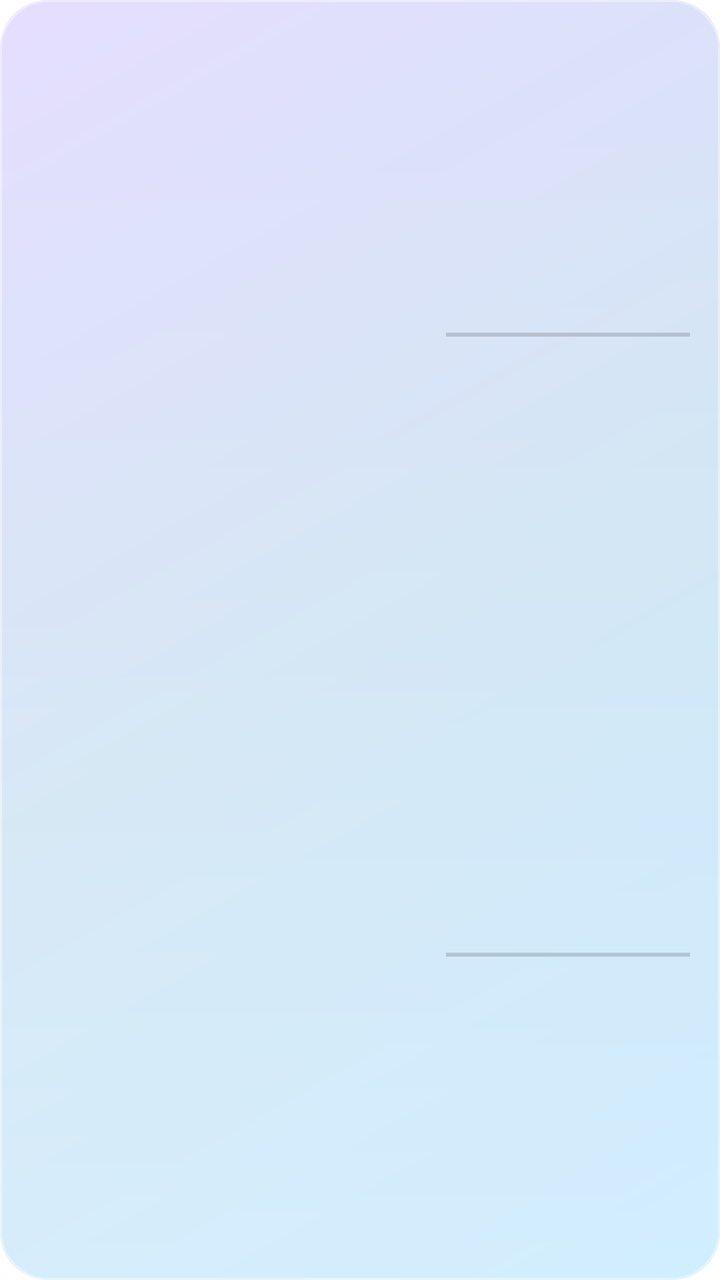
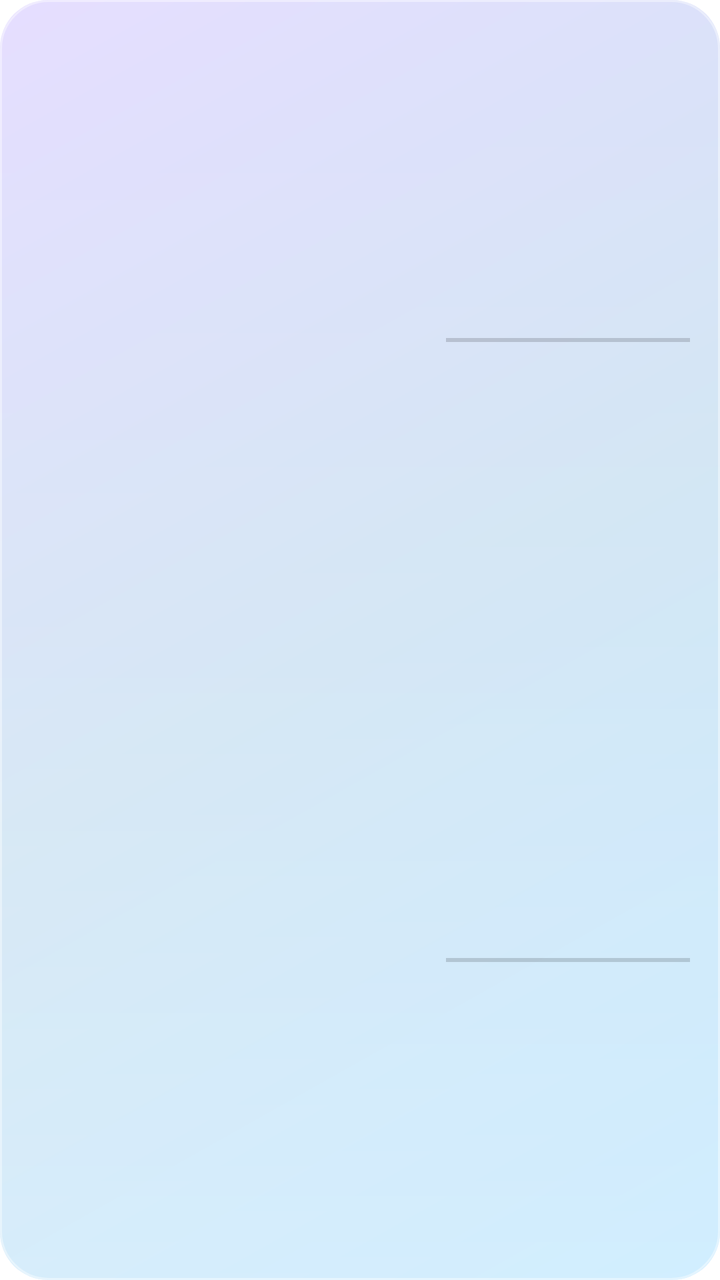

Screens rendered from an Android XML layout before and after an edit, with the pre-edit source and the edit as a unified diff.
<!-- AndroidManifest.xml: fallback theme Theme.MaterialComponents.DayNight.NoActionBar -->
<!-- res/layout/nexta_widget.xml -->
<?xml version="1.0" encoding="utf-8"?>
<LinearLayout xmlns:android="http://schemas.android.com/apk/res/android"
    android:layout_width="match_parent"
    android:layout_height="match_parent"
    android:orientation="vertical"
    android:padding="10dp"
    android:background="@drawable/nexta_widget_background">

    <LinearLayout
        android:id="@+id/widget_event_1"
        android:layout_width="match_parent"
        android:layout_height="0dp"
        android:layout_weight="1"
        android:orientation="horizontal"
        android:padding="5dp">

        <LinearLayout
            android:layout_width="0dp"
            android:layout_height="match_parent"
            android:layout_weight="1"
            android:orientation="vertical"
            android:gravity="center_vertical">

            <TextView
                android:id="@+id/widget_title_1"
                android:layout_width="match_parent"
                android:layout_height="wrap_content"
                android:maxLines="2"
                android:ellipsize="end"
                android:textColor="#202124"
                android:textSize="19sp"
                android:textStyle="bold" />

            <TextView
                android:id="@+id/widget_location_1"
                android:layout_width="match_parent"
                android:layout_height="wrap_content"
                android:maxLines="1"
                android:ellipsize="end"
                android:textColor="#666666"
                android:textSize="14sp" />

            <TextView
                android:id="@+id/widget_note_1"
                android:layout_width="match_parent"
                android:layout_height="wrap_content"
                android:maxLines="1"
                android:ellipsize="end"
                android:textColor="#555555"
                android:textSize="14sp"
                android:textStyle="bold" />
        </LinearLayout>

        <LinearLayout
            android:layout_width="122dp"
            android:layout_height="match_parent"
            android:layout_marginStart="6dp"
            android:orientation="vertical"
            android:gravity="center">

            <LinearLayout
                android:layout_width="match_parent"
                android:layout_height="wrap_content"
                android:orientation="horizontal">

                <TextView
                    android:id="@+id/widget_start_time_1"
                    android:layout_width="0dp"
                    android:layout_height="wrap_content"
                    android:layout_weight="1"
                    android:gravity="start"
                    android:maxLines="1"
                    android:textColor="#F44336"
                    android:textSize="20sp"
                    android:textStyle="bold" />

                <TextView
                    android:id="@+id/widget_end_time_1"
                    android:layout_width="0dp"
                    android:layout_height="wrap_content"
                    android:layout_weight="1"
                    android:gravity="end"
                    android:maxLines="1"
                    android:textColor="#F44336"
                    android:textSize="20sp"
                    android:textStyle="bold" />
            </LinearLayout>

            <ProgressBar
                android:id="@+id/widget_progress_1"
                style="?android:attr/progressBarStyleHorizontal"
                android:layout_width="match_parent"
                android:layout_height="2dp"
                android:layout_marginTop="5dp"
                android:max="100"
                android:progress="0"
                android:indeterminate="false" />

            <TextView
                android:id="@+id/widget_countdown_1"
                android:layout_width="match_parent"
                android:layout_height="wrap_content"
                android:layout_marginTop="3dp"
                android:gravity="center"
                android:maxLines="1"
                android:ellipsize="end"
                android:textColor="#202124"
                android:textSize="18sp"
                android:textStyle="bold" />
        </LinearLayout>
    </LinearLayout>

    <LinearLayout
        android:id="@+id/widget_event_2"
        android:layout_width="match_parent"
        android:layout_height="0dp"
        android:layout_weight="1"
        android:orientation="horizontal"
        android:padding="5dp">

        <LinearLayout
            android:layout_width="0dp"
            android:layout_height="match_parent"
            android:layout_weight="1"
            android:orientation="vertical"
            android:gravity="center_vertical">

            <TextView
                android:id="@+id/widget_title_2"
                android:layout_width="match_parent"
                android:layout_height="wrap_content"
                android:maxLines="2"
                android:ellipsize="end"
                android:textColor="#202124"
                android:textSize="19sp"
                android:textStyle="bold" />

            <TextView
                android:id="@+id/widget_location_2"
                android:layout_width="match_parent"
                android:layout_height="wrap_content"
                android:maxLines="1"
                android:ellipsize="end"
                android:textColor="#666666"
                android:textSize="14sp" />

            <TextView
                android:id="@+id/widget_note_2"
                android:layout_width="match_parent"
                android:layout_height="wrap_content"
                android:maxLines="1"
                android:ellipsize="end"
                android:textColor="#555555"
                android:textSize="14sp"
                android:textStyle="bold" />
        </LinearLayout>

        <LinearLayout
            android:layout_width="122dp"
            android:layout_height="match_parent"
            android:layout_marginStart="6dp"
            android:orientation="vertical"
            android:gravity="center">

            <LinearLayout
                android:layout_width="match_parent"
                android:layout_height="wrap_content"
                android:orientation="horizontal">

                <TextView
                    android:id="@+id/widget_start_time_2"
                    android:layout_width="0dp"
                    android:layout_height="wrap_content"
                    android:layout_weight="1"
                    android:gravity="start"
                    android:maxLines="1"
                    android:textColor="#F44336"
                    android:textSize="20sp"
                    android:textStyle="bold" />

                <TextView
                    android:id="@+id/widget_end_time_2"
                    android:layout_width="0dp"
                    android:layout_height="wrap_content"
                    android:layout_weight="1"
                    android:gravity="end"
                    android:maxLines="1"
                    android:textColor="#F44336"
                    android:textSize="20sp"
                    android:textStyle="bold" />
            </LinearLayout>

            <ProgressBar
                android:id="@+id/widget_progress_2"
                style="?android:attr/progressBarStyleHorizontal"
                android:layout_width="match_parent"
                android:layout_height="2dp"
                android:layout_marginTop="5dp"
                android:max="100"
                android:progress="0"
                android:indeterminate="false" />

            <TextView
                android:id="@+id/widget_countdown_2"
                android:layout_width="match_parent"
                android:layout_height="wrap_content"
                android:layout_marginTop="3dp"
                android:gravity="center"
                android:maxLines="1"
                android:ellipsize="end"
                android:textColor="#202124"
                android:textSize="18sp"
                android:textStyle="bold" />
        </LinearLayout>
    </LinearLayout>

    <TextView
        android:id="@+id/widget_empty"
        android:layout_width="match_parent"
        android:layout_height="wrap_content"
        android:visibility="gone"
        android:gravity="center"
        android:text="Không có sự kiện sắp tới"
        android:textSize="14sp"
        android:textColor="#666666" />
</LinearLayout>
<!-- resources referenced by this layout -->
<resources>
  <!-- drawable nexta_widget_background (drawable) -->
  <?xml version="1.0" encoding="utf-8"?>
  <layer-list xmlns:android="http://schemas.android.com/apk/res/android">
      <item>
          <shape>
              <corners android:radius="24dp" />
              <gradient
                  android:angle="135"
                  android:startColor="@android:color/system_accent1_100"
                  android:centerColor="@android:color/system_accent2_100"
                  android:endColor="@android:color/system_accent3_100" />
          </shape>
      </item>
  
      <item>
          <shape>
              <corners android:radius="24dp" />
              <gradient
                  android:angle="90"
                  android:startColor="#42FFFFFF"
                  android:centerColor="#18FFFFFF"
                  android:endColor="#00FFFFFF" />
          </shape>
      </item>
  
      <item>
          <shape>
              <corners android:radius="24dp" />
              <stroke
                  android:width="1dp"
                  android:color="#66FFFFFF" />
          </shape>
      </item>
  </layer-list>
</resources>

<!-- the commit's change to res/layout/nexta_widget.xml (unified diff, before → after) -->
@@ -102,11 +102,11 @@
                 android:layout_height="wrap_content"
                 android:layout_marginTop="3dp"
                 android:gravity="center"
-                android:maxLines="1"
-                android:ellipsize="end"
-                android:textColor="#202124"
-                android:textSize="18sp"
-                android:textStyle="bold" />
+                android:maxLines="2"
+                android:ellipsize="none"
+                android:textColor="#555555"
+                android:textSize="14sp"
+                android:textStyle="normal" />
         </LinearLayout>
     </LinearLayout>
 
@@ -206,11 +206,11 @@
                 android:layout_height="wrap_content"
                 android:layout_marginTop="3dp"
                 android:gravity="center"
-                android:maxLines="1"
-                android:ellipsize="end"
-                android:textColor="#202124"
-                android:textSize="18sp"
-                android:textStyle="bold" />
+                android:maxLines="2"
+                android:ellipsize="none"
+                android:textColor="#555555"
+                android:textSize="14sp"
+                android:textStyle="normal" />
         </LinearLayout>
     </LinearLayout>
 
